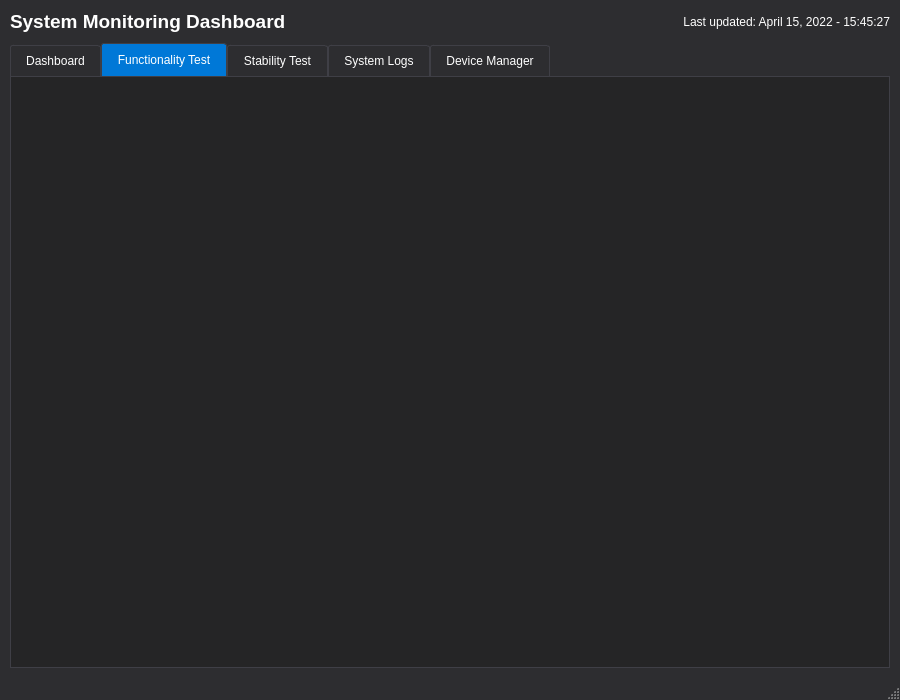
First picture: the form in gui/ui/main_window.ui, repository MingYuan-Chen/orion_v2, before the edit.
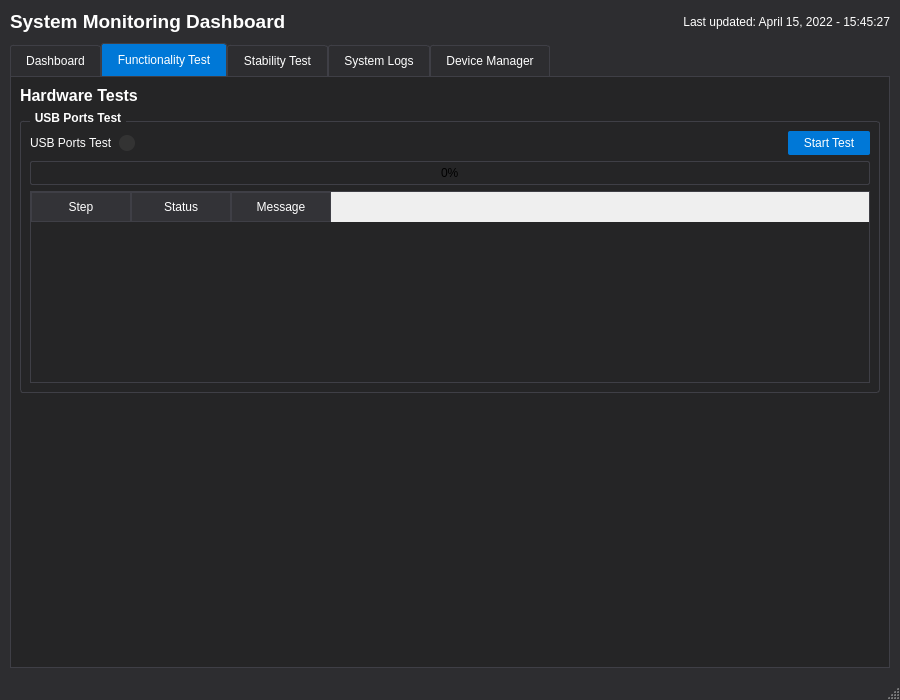
Second picture: the form after the edit. The open tabs and pages were chosen to show the change.

Commit message: implement HW test service and UI integration

Diff of the .ui file:
```diff
--- a/gui/ui/main_window.ui
+++ b/gui/ui/main_window.ui
@@ -543,6 +543,130 @@
        <attribute name="title">
         <string>Functionality Test</string>
        </attribute>
+       <layout class="QVBoxLayout" name="verticalLayout_hardware_tests">
+        <item>
+         <widget class="QLabel" name="label_hardware_tests">
+          <property name="font">
+           <font>
+            <pointsize>12</pointsize>
+            <weight>75</weight>
+            <bold>true</bold>
+           </font>
+          </property>
+          <property name="text">
+           <string>Hardware Tests</string>
+          </property>
+         </widget>
+        </item>
+        <item>
+         <widget class="QGroupBox" name="groupBox_usb_test">
+          <property name="title">
+           <string>USB Ports Test</string>
+          </property>
+          <layout class="QVBoxLayout" name="verticalLayout_usb_test">
+           <item>
+            <layout class="QHBoxLayout" name="horizontalLayout_usb_test">
+             <item>
+              <widget class="QLabel" name="label_usb_test">
+               <property name="text">
+                <string>USB Ports Test</string>
+               </property>
+              </widget>
+             </item>
+             <item>
+              <widget class="QLabel" name="label_usb_status">
+               <property name="styleSheet">
+                <string notr="true">QLabel {
+    background-color: #333333;
+    border-radius: 8px;
+    min-width: 16px;
+    min-height: 16px;
+    max-width: 16px;
+    max-height: 16px;
+}</string>
+               </property>
+               <property name="text">
+                <string/>
+               </property>
+              </widget>
+             </item>
+             <item>
+              <spacer name="horizontalSpacer_usb">
+               <property name="orientation">
+                <enum>Qt::Horizontal</enum>
+               </property>
+               <property name="sizeHint" stdset="0">
+                <size>
+                 <width>40</width>
+                 <height>20</height>
+                </size>
+               </property>
+              </spacer>
+             </item>
+             <item>
+              <widget class="QPushButton" name="button_usb_test">
+               <property name="text">
+                <string>Start Test</string>
+               </property>
+              </widget>
+             </item>
+            </layout>
+           </item>
+           <item>
+            <widget class="QProgressBar" name="progressBar_usb_test">
+             <property name="value">
+              <number>0</number>
+             </property>
+             <property name="textVisible">
+              <bool>true</bool>
+             </property>
+            </widget>
+           </item>
+           <item>
+            <widget class="QTableWidget" name="tableWidget_usb_test_steps">
+             <property name="editTriggers">
+              <set>QAbstractItemView::NoEditTriggers</set>
+             </property>
+             <property name="selectionBehavior">
+              <enum>QAbstractItemView::SelectRows</enum>
+             </property>
+             <property name="showGrid">
+              <bool>false</bool>
+             </property>
+             <column>
+              <property name="text">
+               <string>Step</string>
+              </property>
+             </column>
+             <column>
+              <property name="text">
+               <string>Status</string>
+              </property>
+             </column>
+             <column>
+              <property name="text">
+               <string>Message</string>
+              </property>
+             </column>
+            </widget>
+           </item>
+          </layout>
+         </widget>
+        </item>
+        <item>
+         <spacer name="verticalSpacer_functionality">
+          <property name="orientation">
+           <enum>Qt::Vertical</enum>
+          </property>
+          <property name="sizeHint" stdset="0">
+           <size>
+            <width>20</width>
+            <height>40</height>
+           </size>
+          </property>
+         </spacer>
+        </item>
+       </layout>
       </widget>
       <widget class="QWidget" name="tab_stability">
        <attribute name="title">
```
The commit also changes 6 other files.
